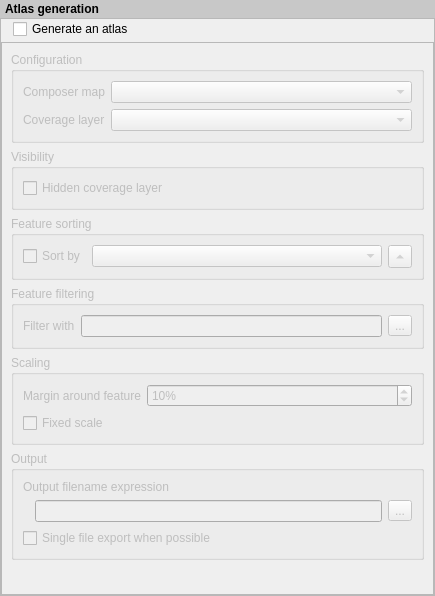
The window that src/ui/qgsatlascompositionwidgetbase.ui (carsmie/QGIS) describes before a commit, drawn with Qt 5.
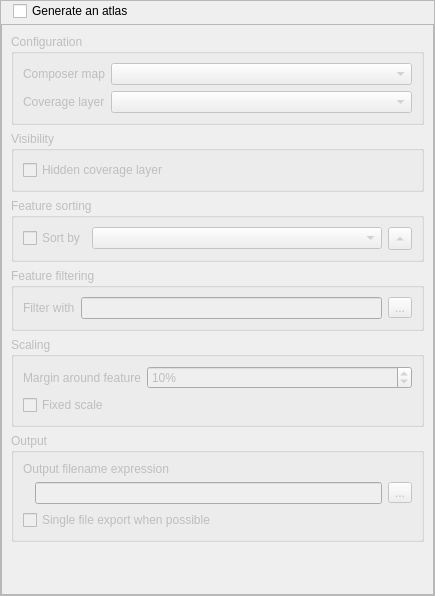
The same window after the commit. Custom widgets are drawn as their Qt base class.

Commit message: Remove redundant subheaders for composer panels with appropriate titles

The edit to the form file:
```diff
--- a/src/ui/qgsatlascompositionwidgetbase.ui
+++ b/src/ui/qgsatlascompositionwidgetbase.ui
@@ -26,16 +26,6 @@
    <property name="margin">
     <number>0</number>
    </property>
-   <item>
-    <widget class="QLabel" name="label">
-     <property name="styleSheet">
-      <string notr="true">padding: 2px; font-weight: bold; background-color: rgb(200, 200, 200);</string>
-     </property>
-     <property name="text">
-      <string>Atlas generation</string>
-     </property>
-    </widget>
-   </item>
    <item>
     <widget class="QFrame" name="verticalFrame">
      <property name="frameShape">
@@ -100,8 +90,8 @@
           <rect>
            <x>0</x>
            <y>0</y>
-           <width>416</width>
-           <height>562</height>
+           <width>431</width>
+           <height>566</height>
           </rect>
          </property>
          <layout class="QVBoxLayout" name="mainLayout">
```
The commit also changes 1 other file.
